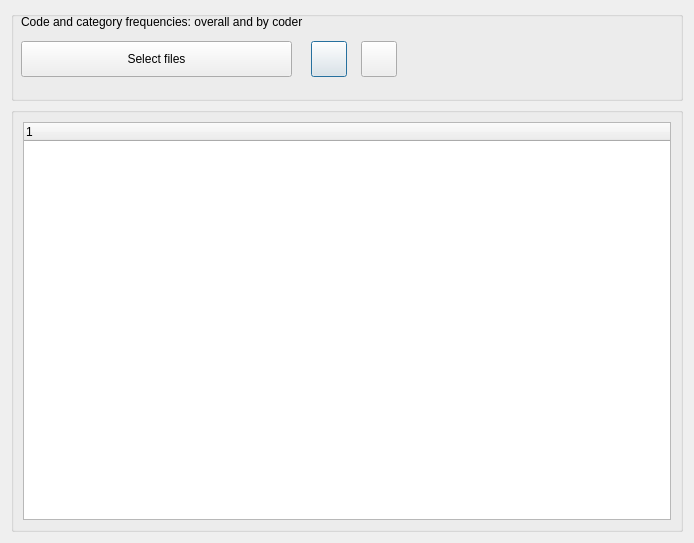
Before: the Qt Designer form GUI_UIs/ui_dialog_report_code_frequencies.ui in ccbogel/QualCoder, drawn with Qt 5.
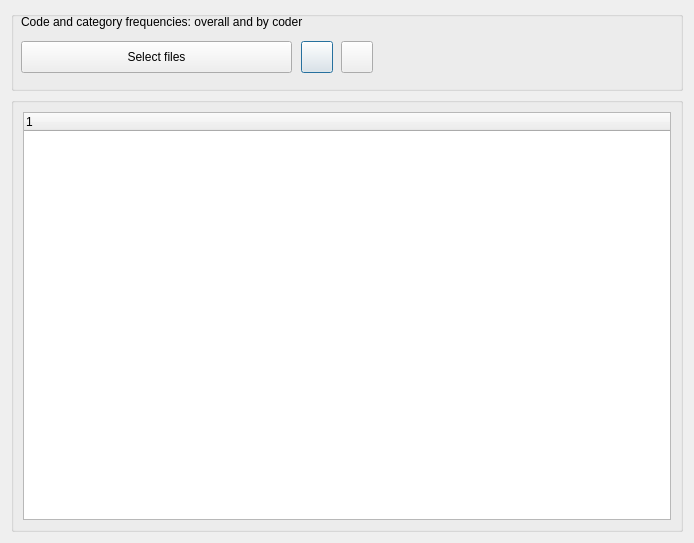
After: the same form once the commit is applied.

```diff
--- a/GUI_UIs/ui_dialog_report_code_frequencies.ui
+++ b/GUI_UIs/ui_dialog_report_code_frequencies.ui
@@ -22,13 +22,13 @@
      <property name="minimumSize">
       <size>
        <width>0</width>
-       <height>90</height>
+       <height>80</height>
       </size>
      </property>
      <property name="maximumSize">
       <size>
        <width>16777215</width>
-       <height>90</height>
+       <height>80</height>
       </size>
      </property>
      <property name="title">
@@ -65,22 +65,22 @@
      <widget class="QPushButton" name="pushButton_exporttext">
       <property name="geometry">
        <rect>
-        <x>300</x>
+        <x>290</x>
         <y>30</y>
-        <width>36</width>
-        <height>36</height>
+        <width>32</width>
+        <height>32</height>
        </rect>
       </property>
       <property name="minimumSize">
        <size>
-        <width>36</width>
-        <height>36</height>
+        <width>32</width>
+        <height>32</height>
        </size>
       </property>
       <property name="maximumSize">
        <size>
-        <width>36</width>
-        <height>36</height>
+        <width>32</width>
+        <height>32</height>
        </size>
       </property>
       <property name="toolTip">
@@ -93,22 +93,22 @@
      <widget class="QPushButton" name="pushButton_exportcsv">
       <property name="geometry">
        <rect>
-        <x>350</x>
+        <x>330</x>
         <y>30</y>
-        <width>36</width>
-        <height>36</height>
+        <width>32</width>
+        <height>32</height>
        </rect>
       </property>
       <property name="minimumSize">
        <size>
-        <width>36</width>
-        <height>36</height>
+        <width>32</width>
+        <height>32</height>
        </size>
       </property>
       <property name="maximumSize">
        <size>
-        <width>36</width>
-        <height>36</height>
+        <width>32</width>
+        <height>32</height>
        </size>
       </property>
       <property name="toolTip">
@@ -124,7 +124,7 @@
         <x>10</x>
         <y>30</y>
         <width>271</width>
-        <height>36</height>
+        <height>32</height>
        </rect>
       </property>
       <property name="text">
```
